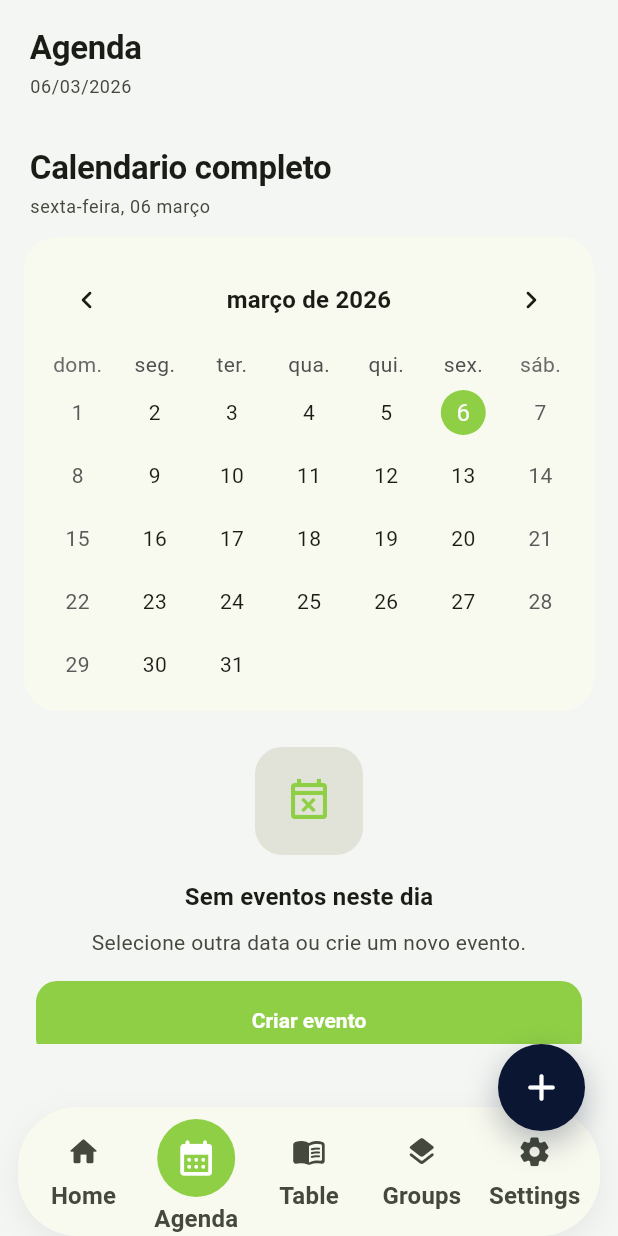
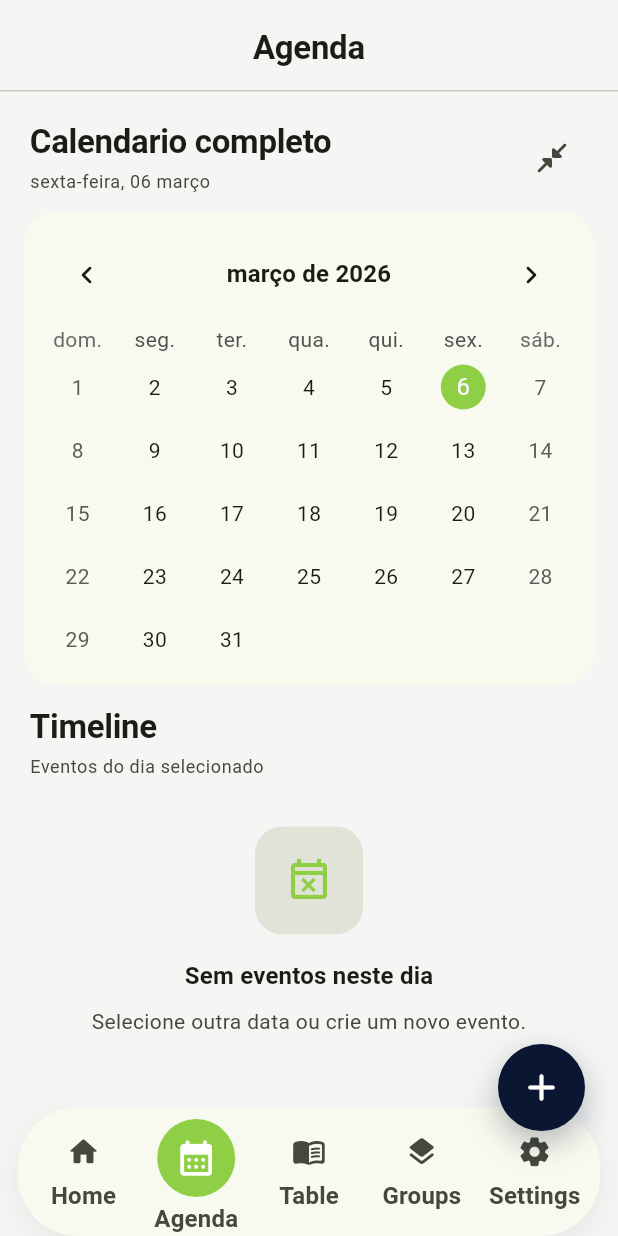
Before and after one commit to digoAcdc/smart_agenda, a Flutter app: the screen it shows after launch, item 2 of the bottom bar chosen, on a phone screen of 412 x 824 dp. Run offline on Flutter 3.47's test engine with Material 3 defaults, Android fonts, the phone set to English and light mode, and no system bars; drawn by our look-alikes of table_calendar; our stand-ins replace drift, drift_flutter, equatable, file_picker, flutter_local_notifications, get and 4 more; accounts and stored records are empty; generated files the repository leaves out were written again.

Commit message:
expand agenda transfer and refine agenda tab UX
Include class schedule in export/import merge reports and improve full-calendar agenda view with fixed header and full-page scrolling for better usability.

Made-with: Cursor

```diff
--- a/lib/core/di/app_binding.dart
+++ b/lib/core/di/app_binding.dart
@@ -60,6 +60,7 @@ class AppBinding extends Bindings {
     );
     Get.lazyPut<IAgendaTransferService>(
       () => AgendaTransferServiceImpl(
+        database: Get.find(),
         agendaRepository: Get.find(),
         groupsRepository: Get.find(),
         notificationService: Get.find(),
--- a/lib/presentation/pages/config_page.dart
+++ b/lib/presentation/pages/config_page.dart
@@ -104,6 +104,8 @@ class _ConfigPageState extends State<ConfigPage> {
             '${report.updatedGroups} atualizados, ${report.skippedGroups} ignorados.\n'
             'Eventos: +${report.createdItems} novos, '
             '${report.updatedItems} atualizados, ${report.skippedItems} ignorados.\n'
+            'Grade horaria: +${report.createdClassSlots} novos, '
+            '${report.updatedClassSlots} atualizados, ${report.skippedClassSlots} ignorados.\n'
             'Lembretes reagendados: ${report.reScheduledReminders}.',
           ),
           actions: [
--- a/lib/presentation/pages/today_page.dart
+++ b/lib/presentation/pages/today_page.dart
@@ -92,14 +92,21 @@ class _TodayPageState extends State<TodayPage> {
               classScheduleController: classScheduleController,
             );
           }
+          if (isAgendaTabMode) {
+            return _buildAgendaTabModeView(
+              context: context,
+              agendaController: agendaController,
+              groupsController: groupsController,
+            );
+          }
           return Container(
-            color: isAgendaTabMode ? context.palette.appBackground : null,
+            color: null,
             child: Column(
               crossAxisAlignment: CrossAxisAlignment.start,
               children: [
             const SizedBox(height: 6),
             SectionHeader(
-              title: isAgendaTabMode ? 'Agenda' : 'Smart Agenda',
+              title: 'Smart Agenda',
               subtitle: DateFormat('dd/MM/yyyy').format(DateTime.now()),
               trailing: widget.allowLandingSwitch
                   ? IconButton(
@@ -146,7 +153,6 @@ class _TodayPageState extends State<TodayPage> {
               trailing: Row(
                 mainAxisSize: MainAxisSize.min,
                 children: [
-                  if (!isAgendaTabMode)
                   IconButton(
                     onPressed: () {
                       setState(() {
@@ -180,9 +186,6 @@ class _TodayPageState extends State<TodayPage> {
                 ],
               ),
             ),
-            if (isAgendaTabMode)
-              _buildCalendarCard(context, agendaController)
-            else
             AnimatedCrossFade(
                 duration: DesignTokens.motionStandard,
                 crossFadeState: isCalendarExpanded
@@ -244,12 +247,7 @@ class _TodayPageState extends State<TodayPage> {
               child: AnimatedSwitcher(
                 duration: DesignTokens.motionStandard,
                 switchInCurve: Curves.easeOut,
-                child: isAgendaTabMode
-                    ? _buildSelectedDayTimeline(
-                        agendaController: agendaController,
-                        groupsController: groupsController,
-                      )
-                    : _buildBodyByMode(
+                child: _buildBodyByMode(
                   agendaController: agendaController,
                   groupsController: groupsController,
                 ),
@@ -259,6 +257,70 @@ class _TodayPageState extends State<TodayPage> {
             ),
           );
         },
+      ),
+    );
+  }
+
+  Widget _buildAgendaTabModeView({
+    required BuildContext context,
+    required AgendaController agendaController,
+    required GroupsController groupsController,
+  }) {
+    return Container(
+      color: context.palette.appBackground,
+      child: Column(
+        children: [
+          Padding(
+            padding: const EdgeInsets.fromLTRB(16, 12, 16, 8),
+            child: SizedBox(
+              height: 40,
+              child: Center(
+                child: Text(
+                  'Agenda',
+                  style: Theme.of(context).textTheme.titleLarge?.copyWith(
+                        fontWeight: FontWeight.w700,
+                      ),
+                ),
+              ),
+            ),
+          ),
+          const Divider(height: 1),
+          Expanded(
+            child: ListView(
+              padding: const EdgeInsets.fromLTRB(0, 8, 0, 120),
+              children: [
+                SectionHeader(
+                  title: 'Calendario completo',
+                  subtitle: DateFormat('EEEE, dd MMMM').format(selectedDate),
+                  trailing: IconButton(
+                    onPressed: () {
+                      setState(() {
+                        calendarFormat = calendarFormat == CalendarFormat.week
+                            ? CalendarFormat.month
+                            : CalendarFormat.week;
+                      });
+                    },
+                    tooltip: calendarFormat == CalendarFormat.week
+                        ? 'Calendario maior'
+                        : 'Calendario menor',
+                    icon: Icon(
+                      calendarFormat == CalendarFormat.week
+                          ? Icons.open_in_full_rounded
+                          : Icons.close_fullscreen_rounded,
+                    ),
+                  ),
+                ),
+                _buildCalendarCard(context, agendaController),
+                const SizedBox(height: 6),
+                _buildSelectedDayTimeline(
+                  agendaController: agendaController,
+                  groupsController: groupsController,
+                  asSection: true,
+                ),
+              ],
+            ),
+          ),
+        ],
       ),
     );
   }
@@ -884,13 +946,41 @@ class _TodayPageState extends State<TodayPage> {
   Widget _buildSelectedDayTimeline({
     required AgendaController agendaController,
     required GroupsController groupsController,
+    bool asSection = false,
   }) {
     if (agendaController.loading.value) {
+      if (asSection) {
+        return const Padding(
+          padding: EdgeInsets.symmetric(vertical: 24),
+          child: Center(child: CircularProgressIndicator()),
+        );
+      }
       return const LoadingPlaceholderList();
     }
     final items = [...agendaController.selectedDayItems]
       ..sort((a, b) => a.startAt.compareTo(b.startAt));
     if (items.isEmpty) {
+      if (asSection) {
+        return Column(
+          children: [
+            const SectionHeader(
+              title: 'Timeline',
+              subtitle: 'Eventos do dia selecionado',
+              compact: true,
+            ),
+            Padding(
+              padding: const EdgeInsets.symmetric(horizontal: 12),
+              child: EmptyStateWidget(
+                icon: Icons.event_busy_outlined,
+                title: 'Sem eventos neste dia',
+                message: 'Selecione outra data ou crie um novo evento.',
+                ctaLabel: 'Criar evento',
+                onTapCta: () => Get.toNamed(AppRoutes.upsertAgenda),
+              ),
+            ),
+          ],
+        );
+      }
       return _buildResponsiveEmpty(
         EmptyStateWidget(
           icon: Icons.event_busy_outlined,
@@ -908,9 +998,7 @@ class _TodayPageState extends State<TodayPage> {
       for (final g in groupsController.groups) g.id: _tryParseColor(g.colorHex),
     };
 
-    return ListView(
-      padding: const EdgeInsets.fromLTRB(0, 4, 0, 120),
-      children: [
+    final timelineChildren = [
       const SectionHeader(
         title: 'Timeline',
         subtitle: 'Eventos do dia selecionado',
@@ -949,7 +1037,15 @@ class _TodayPageState extends State<TodayPage> {
           ],
         ),
       ),
-      ],
+    ];
+
+    if (asSection) {
+      return Column(children: timelineChildren);
+    }
+
+    return ListView(
+      padding: const EdgeInsets.fromLTRB(0, 4, 0, 120),
+      children: timelineChildren,
     );
   }
 
@@ -1309,8 +1405,7 @@ class _TodayPageState extends State<TodayPage> {
             );
             _reloadByMode(agendaController);
           },
-              calendarFormat:
-                  isAgendaTabMode ? CalendarFormat.month : calendarFormat,
+          calendarFormat: calendarFormat,
           availableCalendarFormats: const {
             CalendarFormat.week: 'Semana',
             CalendarFormat.month: 'Mes',
```
Also changed, not shown: lib/data/services/agenda_transfer_service_impl.dart (+82 -1 lines), lib/domain/entities/agenda_transfer_bundle.dart (+94 -3 lines). Lines whose indentation alone changed are shown as unchanged.
